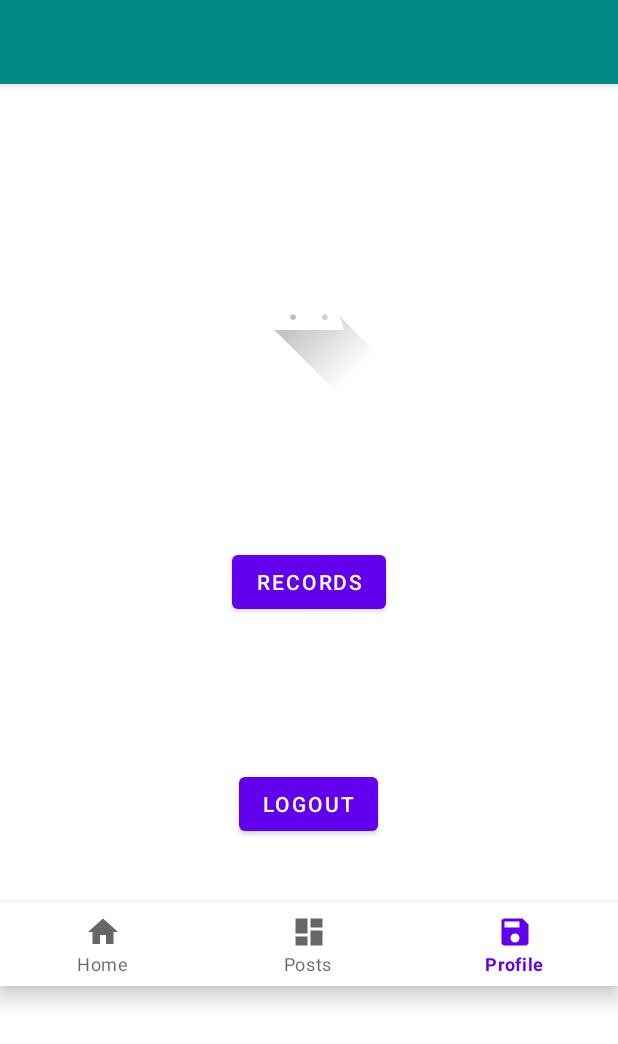
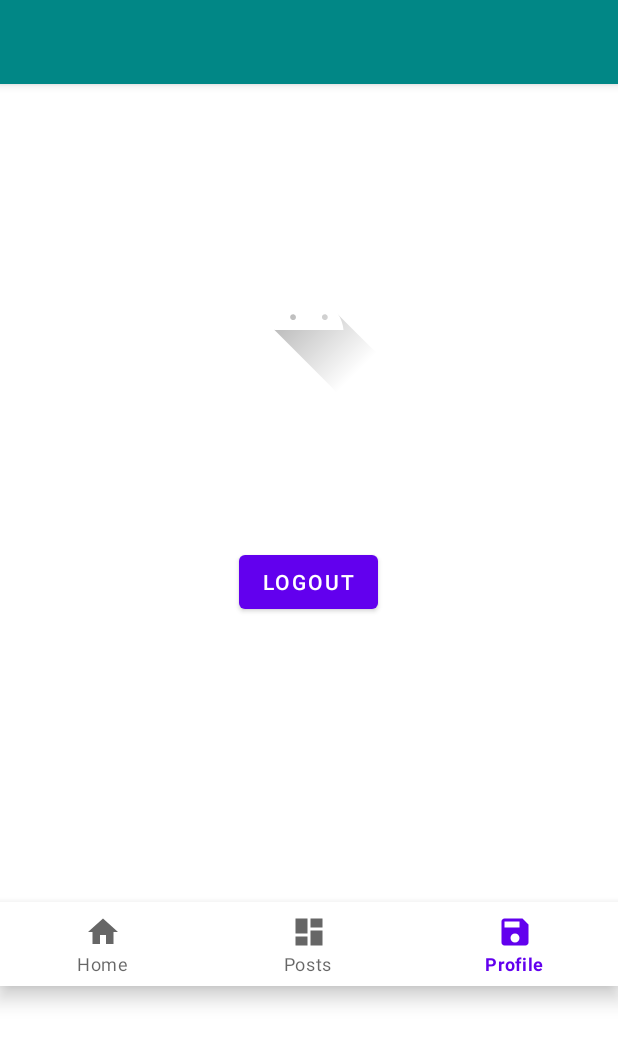
Before and after one commit to bit22bit/Olx, an Android app: the Profile screen opened directly, with no data from a screen before it, on a phone screen of 412 x 824 dp. Shown: the top 1044 px of the screen. Run offline under Robolectric (Android 15) with nearby library versions, the phone set to English and light mode, and no system bars; our stand-ins replace CircleImageView, Firebase (no records; nobody signed in at launch, a user with empty details on screens opened directly); pictures from the network do not load; 3 statements that could not run were skipped.

```diff
--- a/app/src/main/AndroidManifest.xml
+++ b/app/src/main/AndroidManifest.xml
@@ -17,7 +17,6 @@
         <activity android:name=".Profile" />
         <activity android:name=".MainActivity" />
         <activity android:name=".Signup" />
-        <activity android:name=".Record"/>
         <activity android:name=".Login">
             <intent-filter>
                 <action android:name="android.intent.action.MAIN" />
--- a/app/src/main/java/com/bits/olx/AddPost.java
+++ b/app/src/main/java/com/bits/olx/AddPost.java
@@ -135,9 +135,6 @@ public class AddPost extends AppCompatActivity {
 
         Posts pt = new Posts(title,prices,details);
 
-        Gson gson = new Gson();
-        String json = gson.toJson(pt);
-
         Retrofit retrofit = new Retrofit.Builder()
                 .baseUrl(api.URL)
                 .addConverterFactory(GsonConverterFactory.create())
--- a/app/src/main/java/com/bits/olx/Profile.java
+++ b/app/src/main/java/com/bits/olx/Profile.java
@@ -37,7 +37,7 @@ public class Profile extends AppCompatActivity {
 
     CircleImageView profile_image;
     TextView username,name;
-    Button record, logout;
+    Button logout;
 
     FirebaseUser firebaseUser;
     DatabaseReference reference;
@@ -52,7 +52,6 @@ public class Profile extends AppCompatActivity {
 
         profile_image = findViewById(R.id.profileimage);
         username = findViewById(R.id.username);
-        record = findViewById(R.id.record);
         logout = findViewById(R.id.logout);
 
         firebaseUser = FirebaseAuth.getInstance().getCurrentUser();
@@ -74,13 +73,6 @@ public class Profile extends AppCompatActivity {
                     case R.id.nav_profile: return true;
                 }
                 return false;
-            }
-        });
-
-        record.setOnClickListener(new View.OnClickListener() {
-            @Override
-            public void onClick(View v) {
-                startActivity(new Intent(Profile.this, Record.class));
             }
         });
 
--- a/app/src/main/res/layout/activity_profile.xml
+++ b/app/src/main/res/layout/activity_profile.xml
@@ -46,15 +46,6 @@
             android:background="@drawable/ic_launcher_foreground" />
 
         <Button
-            android:id="@+id/record"
-            android:layout_width="wrap_content"
-            android:layout_height="wrap_content"
-            android:layout_gravity="center"
-            android:layout_marginTop="100dp"
-            android:gravity="center"
-            android:text="Records" />
-
-        <Button
             android:id="@+id/logout"
             android:layout_width="wrap_content"
             android:layout_height="wrap_content"
```
Also changed, not shown: app/src/main/java/com/bits/olx/Record.java (deleted, +0 -94 lines), app/src/main/res/layout/activity_record.xml (deleted, +0 -33 lines).
